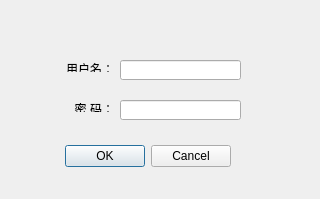
Before: the Qt Designer form dialog_adduser.ui in puzzledsky/os-course-design, drawn with Qt 5.
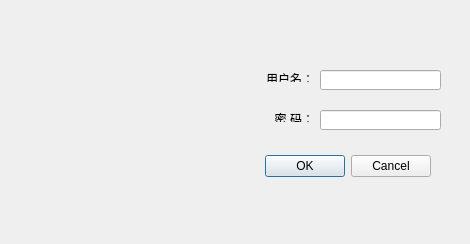
After: the same form once the commit is applied. Icons and pictures are not drawn.

Patch:
```diff
--- a/dialog_adduser.ui
+++ b/dialog_adduser.ui
@@ -6,8 +6,8 @@
    <rect>
     <x>0</x>
     <y>0</y>
-    <width>320</width>
-    <height>199</height>
+    <width>470</width>
+    <height>244</height>
    </rect>
   </property>
   <property name="windowTitle">
@@ -16,8 +16,8 @@
   <widget class="QDialogButtonBox" name="buttonBox">
    <property name="geometry">
     <rect>
-     <x>60</x>
-     <y>140</y>
+     <x>260</x>
+     <y>150</y>
      <width>171</width>
      <height>32</height>
     </rect>
@@ -32,8 +32,8 @@
   <widget class="QLineEdit" name="lineEdit_pwd">
    <property name="geometry">
     <rect>
-     <x>120</x>
-     <y>100</y>
+     <x>320</x>
+     <y>110</y>
      <width>121</width>
      <height>20</height>
     </rect>
@@ -48,8 +48,8 @@
   <widget class="QLabel" name="label_13">
    <property name="geometry">
     <rect>
-     <x>60</x>
-     <y>60</y>
+     <x>260</x>
+     <y>70</y>
      <width>54</width>
      <height>12</height>
     </rect>
@@ -61,8 +61,8 @@
   <widget class="QLabel" name="label_14">
    <property name="geometry">
     <rect>
-     <x>60</x>
-     <y>100</y>
+     <x>260</x>
+     <y>110</y>
      <width>54</width>
      <height>12</height>
     </rect>
@@ -77,13 +77,157 @@
   <widget class="QLineEdit" name="lineEdit_name">
    <property name="geometry">
     <rect>
-     <x>120</x>
-     <y>60</y>
+     <x>320</x>
+     <y>70</y>
      <width>121</width>
      <height>20</height>
     </rect>
    </property>
   </widget>
+  <widget class="QLabel" name="label">
+   <property name="geometry">
+    <rect>
+     <x>20</x>
+     <y>40</y>
+     <width>61</width>
+     <height>61</height>
+    </rect>
+   </property>
+   <property name="styleSheet">
+    <string notr="true">border-image: url(:/welcome/561362.png);</string>
+   </property>
+   <property name="text">
+    <string/>
+   </property>
+  </widget>
+  <widget class="QLabel" name="label_2">
+   <property name="geometry">
+    <rect>
+     <x>100</x>
+     <y>40</y>
+     <width>61</width>
+     <height>61</height>
+    </rect>
+   </property>
+   <property name="styleSheet">
+    <string notr="true">border-image: url(:/welcome/561363.png);</string>
+   </property>
+   <property name="text">
+    <string/>
+   </property>
+  </widget>
+  <widget class="QLabel" name="label_3">
+   <property name="geometry">
+    <rect>
+     <x>170</x>
+     <y>40</y>
+     <width>61</width>
+     <height>61</height>
+    </rect>
+   </property>
+   <property name="styleSheet">
+    <string notr="true">border-image: url(:/welcome/561364.png);</string>
+   </property>
+   <property name="text">
+    <string/>
+   </property>
+  </widget>
+  <widget class="QLabel" name="label_4">
+   <property name="geometry">
+    <rect>
+     <x>170</x>
+     <y>120</y>
+     <width>61</width>
+     <height>61</height>
+    </rect>
+   </property>
+   <property name="styleSheet">
+    <string notr="true">border-image: url(:/welcome/561367.png);</string>
+   </property>
+   <property name="text">
+    <string/>
+   </property>
+  </widget>
+  <widget class="QLabel" name="label_5">
+   <property name="geometry">
+    <rect>
+     <x>100</x>
+     <y>120</y>
+     <width>61</width>
+     <height>61</height>
+    </rect>
+   </property>
+   <property name="styleSheet">
+    <string notr="true">border-image: url(:/welcome/561366.png);</string>
+   </property>
+   <property name="text">
+    <string/>
+   </property>
+  </widget>
+  <widget class="QLabel" name="label_6">
+   <property name="geometry">
+    <rect>
+     <x>20</x>
+     <y>120</y>
+     <width>61</width>
+     <height>61</height>
+    </rect>
+   </property>
+   <property name="styleSheet">
+    <string notr="true">border-image: url(:/welcome/561365.png);</string>
+   </property>
+   <property name="text">
+    <string/>
+   </property>
+  </widget>
+  <widget class="QLabel" name="label_7">
+   <property name="geometry">
+    <rect>
+     <x>20</x>
+     <y>180</y>
+     <width>111</width>
+     <height>16</height>
+    </rect>
+   </property>
+   <property name="styleSheet">
+    <string notr="true">border-image: url(:/welcome/grass_1.ico);</string>
+   </property>
+   <property name="text">
+    <string/>
+   </property>
+  </widget>
+  <widget class="QLabel" name="label_9">
+   <property name="geometry">
+    <rect>
+     <x>80</x>
+     <y>180</y>
+     <width>111</width>
+     <height>16</height>
+    </rect>
+   </property>
+   <property name="styleSheet">
+    <string notr="true">border-image: url(:/welcome/grass_1.ico);</string>
+   </property>
+   <property name="text">
+    <string/>
+   </property>
+  </widget>
+  <widget class="QLabel" name="label_10">
+   <property name="geometry">
+    <rect>
+     <x>140</x>
+     <y>180</y>
+     <width>111</width>
+     <height>16</height>
+    </rect>
+   </property>
+   <property name="styleSheet">
+    <string notr="true">border-image: url(:/welcome/grass_1.ico);</string>
+   </property>
+   <property name="text">
+    <string/>
+   </property>
+  </widget>
  </widget>
  <resources/>
  <connections>
```
